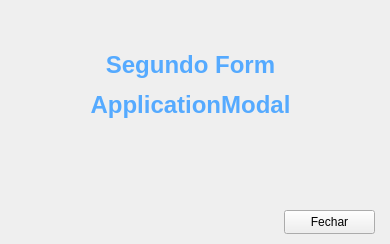
This is interfaces/segundoform.ui in EduardoVolpi/Exemplos_Python as Qt 5 draws it before an edit. The edited form follows.
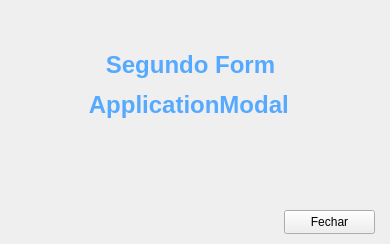
This is the edited form. Icons and pictures are not drawn.

Patch:
```diff
--- a/interfaces/segundoform.ui
+++ b/interfaces/segundoform.ui
@@ -47,7 +47,10 @@
     </rect>
    </property>
    <property name="text">
-    <string>&lt;html&gt;&lt;head/&gt;&lt;body&gt;&lt;p align=&quot;center&quot;&gt;&lt;span style=&quot; font-size:18pt; font-weight:700; color:#55aaff;&quot;&gt;Segundo Form&lt;/span&gt;&lt;/p&gt;&lt;p align=&quot;center&quot;&gt;&lt;span style=&quot; font-size:18pt; font-weight:700; color:#55aaff;&quot;&gt;ApplicationModal&lt;/span&gt;&lt;/p&gt;&lt;/body&gt;&lt;/html&gt;</string>
+                <string>&lt;html&gt;&lt;head/&gt;&lt;body&gt;&lt;p align=&quot;center&quot;&gt;&lt;span style=&quot; font-size:18pt; font-weight:700;
+                    color:#55aaff;&quot;&gt;Segundo Form&lt;/span&gt;&lt;/p&gt;&lt;p align=&quot;center&quot;&gt;&lt;span style=&quot; font-size:18pt;
+                    font-weight:700; color:#55aaff;&quot;&gt;ApplicationModal&lt;/span&gt;&lt;/p&gt;&lt;/body&gt;&lt;/html&gt;
+                </string>
    </property>
   </widget>
  </widget>
```
Left out of the diff: 6 changed lines with no effect on the pictures. Lines whose indentation alone changed are shown as unchanged.
